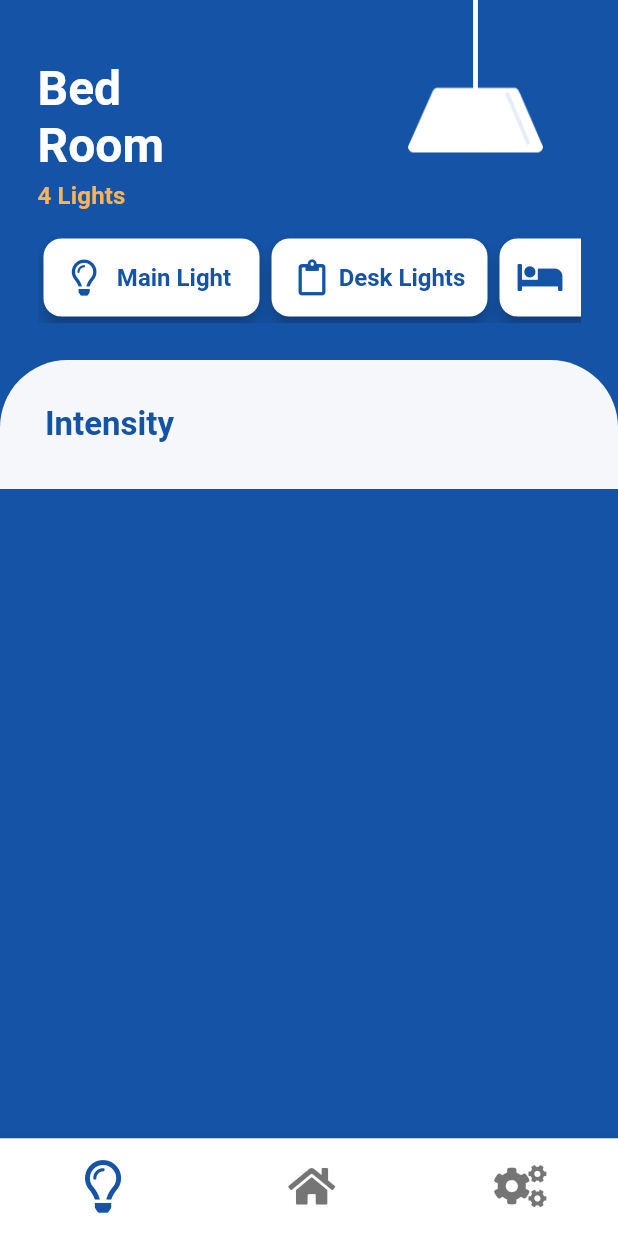
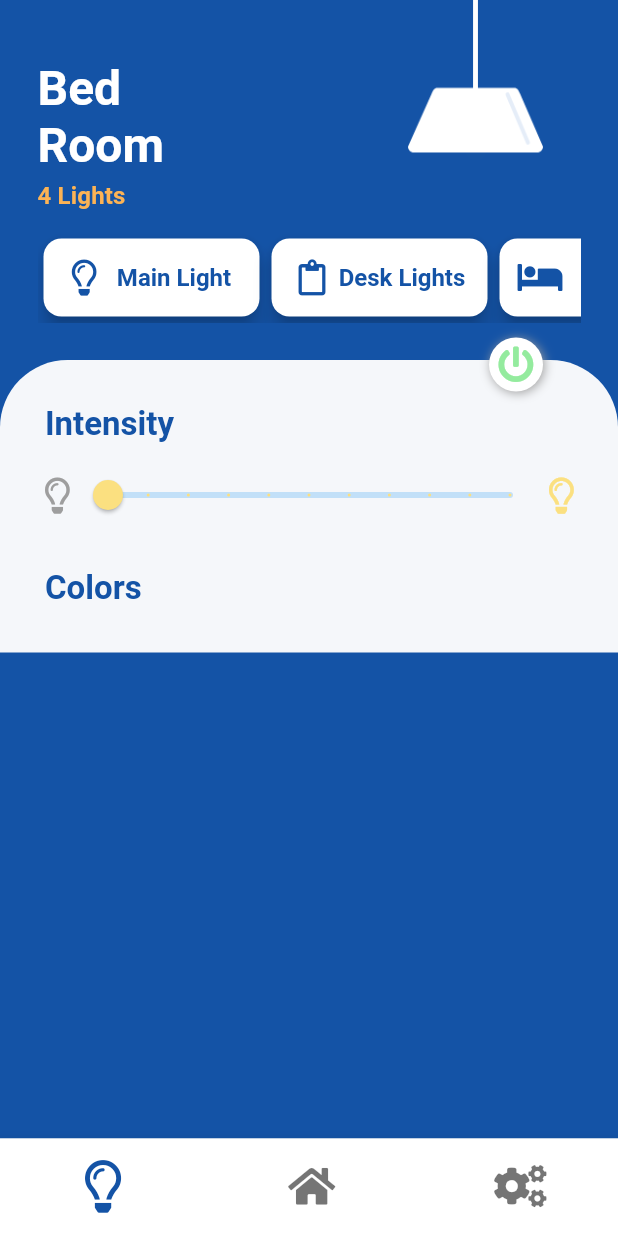
Before and after one commit to jfrsbg/light_control_app, a Flutter app: the screen it shows after launch, on a phone screen of 412 x 824 dp. Run offline on Flutter 3.47's test engine with Material 2 defaults, Android fonts, the phone set to English and light mode, and no system bars; our stand-ins replace flutter_mobx, font_awesome_flutter, get_it, mobx; generated files the repository leaves out were written again.

```diff
--- /dev/null
+++ b/lib/Injectors.dart
@@ -0,0 +1,11 @@
+import 'package:get_it/get_it.dart';
+import 'package:light_control/stores/SelectItemRoomStore.dart';
+
+class Injectors{
+  static final Injectors instance = Injectors._();
+  Injectors._();
+
+  void initialize(){
+    GetIt.I.registerLazySingleton(() => SelectItemRoomStore());
+  }
+}
--- a/lib/main.dart
+++ b/lib/main.dart
@@ -1,8 +1,10 @@
 import 'package:flutter/material.dart';
+import 'package:light_control/Injectors.dart';
 import 'package:light_control/MainScreen.dart';
 import 'package:light_control/theme/DefaultTheme.dart';
 
 void main() {
+  Injectors.instance.initialize();
   runApp(MyApp());
 }
 
--- a/lib/room/RoomPage.dart
+++ b/lib/room/RoomPage.dart
@@ -1,6 +1,8 @@
 import 'package:flutter/material.dart';
+import 'package:font_awesome_flutter/font_awesome_flutter.dart';
 import 'package:light_control/room/components/BodyRoom.dart';
 import 'package:light_control/room/components/HeaderRoom.dart';
+import 'package:light_control/theme/DefaultTheme.dart';
 
 class RoomPage extends StatefulWidget {
   @override
@@ -8,6 +10,14 @@ class RoomPage extends StatefulWidget {
 }
 
 class _RoomPageState extends State<RoomPage> {
+  bool buttonOn = true;
+
+  void onTap(){
+    setState(() {
+      buttonOn = !buttonOn;
+    });
+  }
+
   @override
   Widget build(BuildContext context) {
     return Stack(
@@ -16,8 +26,13 @@ class _RoomPageState extends State<RoomPage> {
           width: MediaQuery.of(context).size.width,
           color: Theme.of(context).accentColor,
         ),
+
+        //Header and Body
         SafeArea(
-            child: Column(
+            child: SingleChildScrollView(
+              child: Stack(
+                children: <Widget>[
+                  Column(
                     children: <Widget>[
                       HeaderRoom(
                         roomName: "Bed Room",
@@ -25,12 +40,34 @@ class _RoomPageState extends State<RoomPage> {
                       ),
                       BodyRoom()
                     ],
+                  ),
+
+                  //On/Off button
+                  Positioned(
+                    right: 50,
+                    top: 225,
+                    child: InkWell(
+                      onTap: onTap,
+                      child: Container(
+                          decoration: BoxDecoration(
+                              color: Theme.of(context).primaryColor,
+                              borderRadius: BorderRadius.all(Radius.circular(20)),
+                              boxShadow: [
+                                BoxShadow(offset: Offset(1, 1), color: Colors.grey, blurRadius: 5)
+                              ]
+                          ),
+                          child: Padding(
+                            padding: const EdgeInsets.all(6.0),
+                            child: Icon(FontAwesomeIcons.powerOff,
+                              color: buttonOn ? DefaultColors.powerOn : DefaultColors.powerOff,
+                            ),
                           )
                       ),
-        Positioned(
-          top: 0,
-          right: 50,
-          child: SafeArea(child: Image.asset("assets/images/light_bulb.png", width: 90,)),
+                    ),
+                  ),
+                ],
+              ),
+            )
         ),
       ],
     );
--- a/lib/room/components/BodyRoom.dart
+++ b/lib/room/components/BodyRoom.dart
@@ -1,4 +1,7 @@
 import 'package:flutter/material.dart';
+import 'package:font_awesome_flutter/font_awesome_flutter.dart';
+import 'package:light_control/room/components/CustomSlider.dart';
+import 'package:light_control/theme/DefaultTheme.dart';
 
 class BodyRoom extends StatelessWidget {
   @override
@@ -12,17 +15,31 @@ class BodyRoom extends StatelessWidget {
               topRight: Radius.circular(45)
           )
       ),
-      child: Column(
-        children: <Widget>[
-          Padding(
-            padding: const EdgeInsets.symmetric(vertical: 30, horizontal: 30),
-            child: Row(
+      child: Padding(
+        padding: const EdgeInsets.symmetric(vertical: 30, horizontal: 30),
+        child: Column(
+          children: <Widget>[
+            Row(
               children: <Widget>[
                 Text("Intensity", style: Theme.of(context).textTheme.bodyText1,)
               ],
             ),
-          ),
-        ],
+            SizedBox(height: 10,),
+            Row(
+              children: <Widget>[
+                Expanded(flex: 1,child: Icon(FontAwesomeIcons.lightbulb, color: Colors.grey,)),
+                Expanded(flex: 20,child: CustomSlider()),
+                Expanded(flex: 1, child: Icon(FontAwesomeIcons.lightbulb, color: Color(0xfffbe080),)),
+              ],
+            ),
+            SizedBox(height: 25,),
+            Row(
+              children: <Widget>[
+                Text("Colors", style: Theme.of(context).textTheme.bodyText1,)
+              ],
+            ),
+          ],
+        ),
       ),
     );
   }
--- /dev/null
+++ b/lib/room/components/CustomSlider.dart
@@ -0,0 +1,30 @@
+import 'package:flutter/material.dart';
+import 'package:light_control/theme/DefaultTheme.dart';
+
+class CustomSlider extends StatefulWidget {
+  @override
+  _CustomSliderState createState() => _CustomSliderState();
+}
+
+class _CustomSliderState extends State<CustomSlider> {
+  double value = 0;
+  void onChanged(double value){
+    setState(() {
+      this.value = value;
+    });
+  }
+
+  @override
+  Widget build(BuildContext context) {
+    return Slider(
+      value: value,
+      onChanged: onChanged,
+      min: 0,
+      max: 10,
+      divisions: 10,
+      label: "${this.value.toInt()}",
+      activeColor: DefaultColors.light,
+
+    );
+  }
+}
--- a/lib/room/components/HeaderRoom.dart
+++ b/lib/room/components/HeaderRoom.dart
@@ -9,7 +9,9 @@ class HeaderRoom extends StatelessWidget {
   const HeaderRoom({this.roomName, this.lights}) ;
   @override
   Widget build(BuildContext context) {
-    return Padding(
+    return Stack(
+      children: <Widget>[
+        Padding(
           padding: const EdgeInsets.only(left: 25, right: 25, top: 40, bottom: 25),
           child: Column(
             children: <Widget>[
@@ -62,6 +64,15 @@ class HeaderRoom extends StatelessWidget {
               ),
             ],
           ),
+        ),
+
+        //light bulb image
+        Positioned(
+          top: 0,
+          right: 50,
+          child: SafeArea(child: Image.asset("assets/images/light_bulb.png", width: 90,)),
+        ),
+      ],
     );
   }
 }
--- a/lib/room/components/ItemRoom.dart
+++ b/lib/room/components/ItemRoom.dart
@@ -1,4 +1,8 @@
 import 'package:flutter/material.dart';
+import 'package:flutter_mobx/flutter_mobx.dart';
+import 'package:get_it/get_it.dart';
+import 'package:light_control/stores/SelectItemRoomStore.dart';
+import 'package:mobx/mobx.dart';
 
 class ItemRoom extends StatefulWidget {
 
@@ -12,13 +16,25 @@ class ItemRoom extends StatefulWidget {
 }
 
 class _ItemRoomState extends State<ItemRoom> {
+  final selectItem = GetIt.I.get<SelectItemRoomStore>();
   bool selected = false;
 
   void onTap(){
+    selectItem.unselectAll();
     setState(() {
-      selected = !selected;
+      selected = true;
     });
-    print("asd");
+  }
+
+  @override
+  void initState() {
+    super.initState();
+
+    autorun((_){
+      setState(() {
+        selected = !selectItem.unselected;
+      });
+    });
   }
 
   @override
@@ -43,7 +59,10 @@ class _ItemRoomState extends State<ItemRoom> {
                 ),
                 Expanded(
                     flex: 3,
-                    child: Text(this.widget.title, textAlign: TextAlign.center, style: Theme.of(context).textTheme.subtitle1,)
+                    child: Text(this.widget.title,
+                      textAlign: TextAlign.center,
+                      style: selected ? Theme.of(context).textTheme.bodyText2 : Theme.of(context).textTheme.subtitle1,
+                    )
                 )
               ],
             ),
--- /dev/null
+++ b/lib/stores/SelectItemRoomStore.dart
@@ -0,0 +1,13 @@
+import 'package:mobx/mobx.dart';
+
+part 'SelectItemRoomStore.g.dart';
+
+class SelectItemRoomStore = _SelectItemRoomStore with _$SelectItemRoomStore;
+
+abstract class _SelectItemRoomStore with Store{
+   @observable
+   bool unselected = true;
+
+   @action
+   void unselectAll() {unselected = false; unselected = true;}
+}
--- a/lib/theme/DefaultTheme.dart
+++ b/lib/theme/DefaultTheme.dart
@@ -7,6 +7,7 @@ class DefaultTheme {
     headline1: TextStyle(color: DefaultColors.primary, fontSize: 32, fontWeight: FontWeight.bold),
     headline6: TextStyle(color: DefaultColors.gray, fontSize: 22, fontWeight: FontWeight.bold),
     bodyText1: TextStyle(color: DefaultColors.secondary, fontSize: 22, fontWeight: FontWeight.bold),
+    bodyText2: TextStyle(color: DefaultColors.primary, fontSize: 16, fontWeight: FontWeight.bold),
     subtitle1: TextStyle(color: DefaultColors.secondary, fontSize: 16, fontWeight: FontWeight.bold),
     subtitle2: TextStyle(fontSize: 16, color: DefaultColors.orange, fontWeight: FontWeight.bold),
   );
@@ -28,4 +29,7 @@ class DefaultColors{
   static Color orange = Color(0xfffcb355);
   static Color black = Colors.black;
   static Color gray = Color(0xff4d4d4d);
+  static Color light = Color(0xfffbe080);
+  static Color powerOn = Color(0xff94eb9e);
+  static Color powerOff = Color(0xfffa9595);
 }
--- a/pubspec.yaml
+++ b/pubspec.yaml
@@ -29,10 +29,16 @@ dependencies:
   # Use with the CupertinoIcons class for iOS style icons.
   cupertino_icons: ^0.1.3
   font_awesome_flutter: ^8.8.1
+  mobx: ^1.2.1+1
+  flutter_mobx: ^1.1.0+1
+  get_it: ^4.0.2
 
 dev_dependencies:
   flutter_test:
     sdk: flutter
+
+  mobx_codegen: ^1.1.0+1
+  build_runner: ^1.10.0
 
 # For information on the generic Dart part of this file, see the
 # following page: https://dart.dev/tools/pub/pubspec
```
Also changed, not shown: lib/stores/SelectItemRoomStore.g.dart (added), pubspec.lock. Lines whose indentation alone changed are shown as unchanged.
